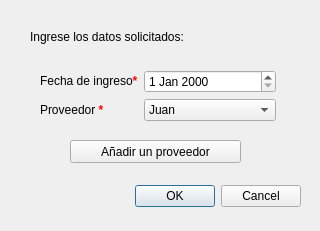
Before: the Qt Designer form windows/templates/AltaIngresoInicio.ui in HitomiD/Proyecto-Desarrollo, drawn with Qt 5.
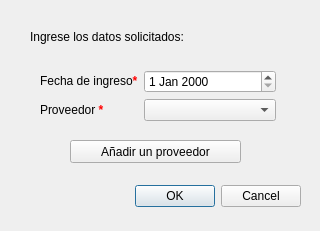
After: the same form once the commit is applied.

```diff
--- a/windows/templates/AltaIngresoInicio.ui
+++ b/windows/templates/AltaIngresoInicio.ui
@@ -72,16 +72,6 @@
         <height>22</height>
        </size>
       </property>
-      <item>
-       <property name="text">
-        <string>Juan</string>
-       </property>
-      </item>
-      <item>
-       <property name="text">
-        <string>Pedro</string>
-       </property>
-      </item>
      </widget>
     </item>
     <item row="0" column="1">
```
